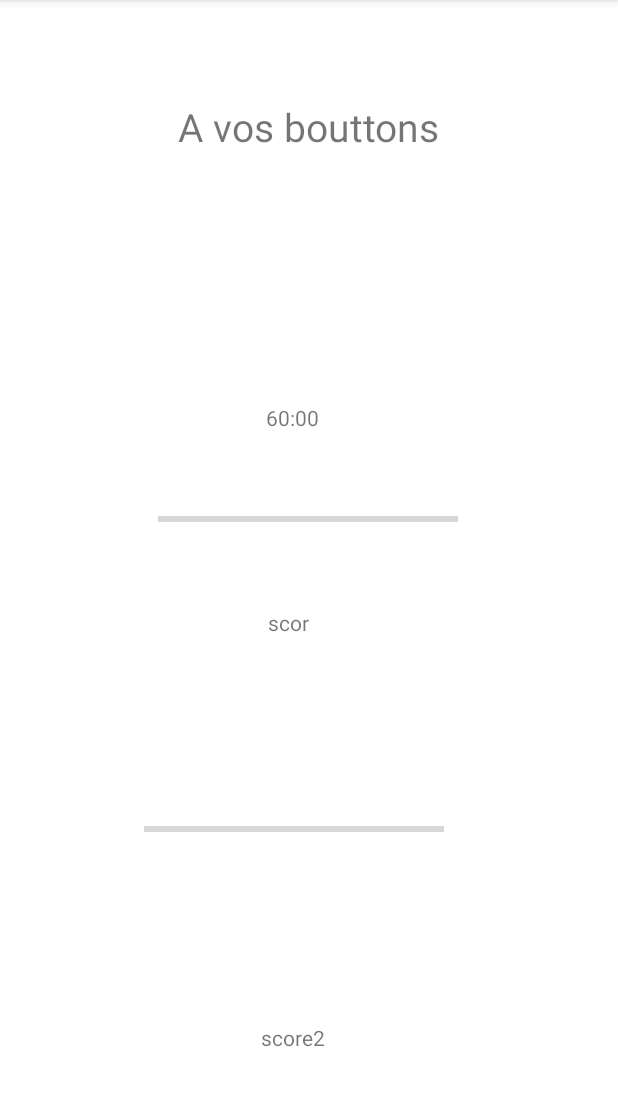
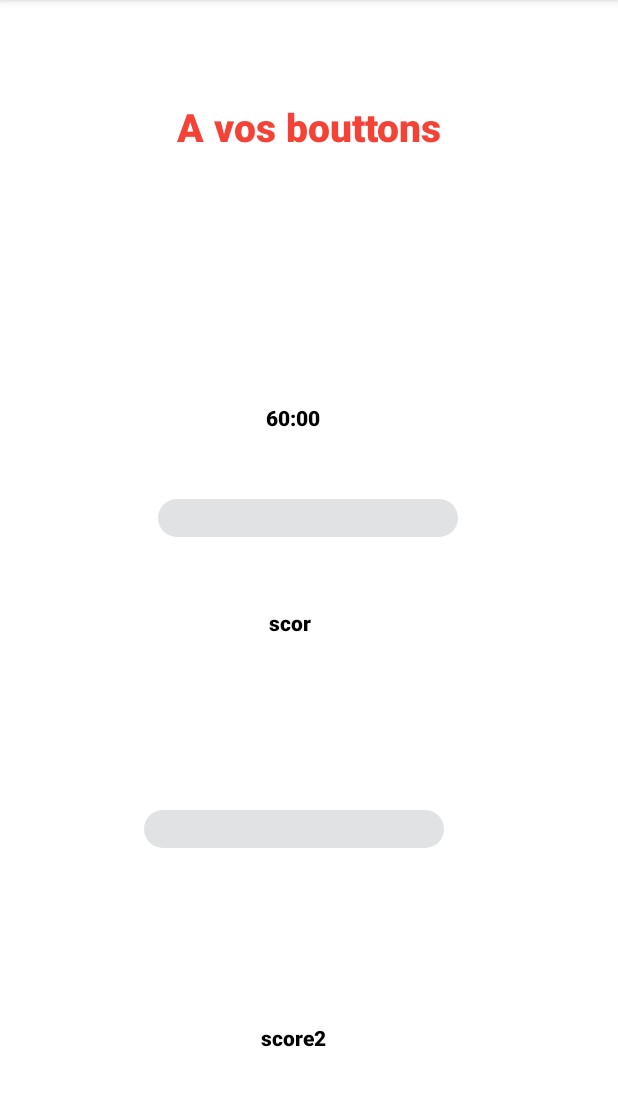
Before and after one commit to Gwenael95/IoT_app_UI, an Android app: the GameScreen screen opened directly, with no data from a screen before it, on a phone screen of 412 x 824 dp, the part 84-1190 px from its top. Run offline under Robolectric (Android 15) with nearby library versions, the phone set to English and light mode, and no system bars; our stand-ins replace Firebase (no records; nobody signed in at launch, a user with empty details on screens opened directly); Roboto replaces fonts that are not available here; 2 statements that could not run were skipped.

Commit message:
ui progress bar freddy

```diff
--- /dev/null
+++ b/app/src/main/res/drawable/custom_progress_bar.xml
@@ -0,0 +1,36 @@
+<?xml version="1.0" encoding="utf-8"?>
+<layer-list xmlns:android="http://schemas.android.com/apk/res/android">
+    <item android:id="@android:id/background">
+        <shape>
+            <corners android:radius="100dp" />
+            <gradient
+                android:centerColor="#29474954"
+                android:endColor="#29474954"
+                android:startColor="#29474954" />
+        </shape>
+    </item>
+
+    <item android:id="@android:id/secondaryProgress">
+        <scale android:scaleWidth="100%">
+            <shape>
+                <corners android:radius="100dp" />
+                <gradient
+                    android:centerColor="#4ED5A1"
+                    android:endColor="#4ED5A1"
+                    android:startColor="#4ED5A1" />
+            </shape>
+        </scale>
+    </item>
+    <item android:id="@android:id/progress">
+        <scale android:scaleWidth="100%">
+            <shape>
+                <corners android:radius="100dp" />
+                <gradient
+                    android:angle="270"
+                    android:endColor="#4ED5A1"
+                    android:startColor="#4ED5A1" />
+            </shape>
+        </scale>
+    </item>
+
+</layer-list>
--- a/app/src/main/res/layout/activity_game_screen.xml
+++ b/app/src/main/res/layout/activity_game_screen.xml
@@ -4,29 +4,34 @@
     xmlns:tools="http://schemas.android.com/tools"
     android:layout_width="match_parent"
     android:layout_height="match_parent"
+    android:foregroundTint="#00FFFFFF"
     tools:context=".GameScreen">
 
     <ProgressBar
         android:id="@+id/scoreBar1"
-        style="?android:attr/progressBarStyleHorizontal"
+        style="@style/Widget.AppCompat.ProgressBar.Horizontal"
         android:layout_width="200dp"
         android:layout_height="25dp"
-        android:background="#00F44336"
-        android:backgroundTint="#00F44336"
-        android:max="@integer/material_motion_duration_medium_1"
-        android:progressTint="#673AB7"
+        android:backgroundTintMode="screen"
+        android:progressDrawable="@drawable/custom_progress_bar"
+        android:progressTint="#830404"
+        app:guidelineUseRtl="false"
         app:layout_constraintBottom_toTopOf="@+id/score2"
         app:layout_constraintEnd_toEndOf="parent"
         app:layout_constraintHorizontal_bias="0.497"
         app:layout_constraintStart_toStartOf="parent"
         app:layout_constraintTop_toBottomOf="@+id/textView"
-        app:layout_constraintVertical_bias="0.417" />
+        app:layout_constraintVertical_bias="0.416" />
 
     <TextView
         android:id="@+id/textView"
         android:layout_width="wrap_content"
         android:layout_height="wrap_content"
+        android:fontFamily="sans-serif-black"
+        android:foregroundTint="#951C1C"
+        android:shadowColor="#0F000000"
         android:text="A vos bouttons"
+        android:textColor="#F44336"
         android:textSize="26dp"
         app:layout_constraintBottom_toTopOf="@+id/gameTime"
         app:layout_constraintEnd_toEndOf="parent"
@@ -39,7 +44,9 @@
         android:layout_width="34dp"
         android:layout_height="18dp"
         android:layout_marginTop="50dp"
+        android:fontFamily="sans-serif-black"
         android:text="score1"
+        android:textColor="#000000"
         app:layout_constraintBottom_toTopOf="@+id/scoreBar2"
         app:layout_constraintEnd_toEndOf="@+id/gameTime"
         app:layout_constraintHorizontal_bias="1.0"
@@ -52,10 +59,8 @@
         android:layout_width="200dp"
         android:layout_height="25dp"
         android:layout_marginTop="50dp"
-        android:background="#00F44336"
-        android:backgroundTint="#00F44336"
-        android:max="@integer/material_motion_duration_medium_1"
-        android:progressTint="#673AB7"
+        android:progressDrawable="@drawable/custom_progress_bar"
+        android:progressTint="#76FF03"
         app:layout_constraintBottom_toTopOf="@+id/score2"
         app:layout_constraintEnd_toEndOf="@+id/gameTime"
         app:layout_constraintHorizontal_bias="0.496"
@@ -67,7 +72,9 @@
         android:layout_width="wrap_content"
         android:layout_height="wrap_content"
         android:layout_marginTop="50dp"
+        android:fontFamily="sans-serif-black"
         android:text="score2"
+        android:textColor="@color/black"
         app:layout_constraintBottom_toBottomOf="parent"
         app:layout_constraintEnd_toEndOf="@+id/gameTime"
         app:layout_constraintHorizontal_bias="0.5"
@@ -79,7 +86,9 @@
         android:layout_width="wrap_content"
         android:layout_height="wrap_content"
         android:layout_marginTop="100dp"
+        android:fontFamily="sans-serif-black"
         android:text="60:00"
+        android:textColor="#000000"
         app:layout_constraintBottom_toTopOf="@+id/score1"
         app:layout_constraintEnd_toEndOf="parent"
         app:layout_constraintHorizontal_bias="0.471"
```
